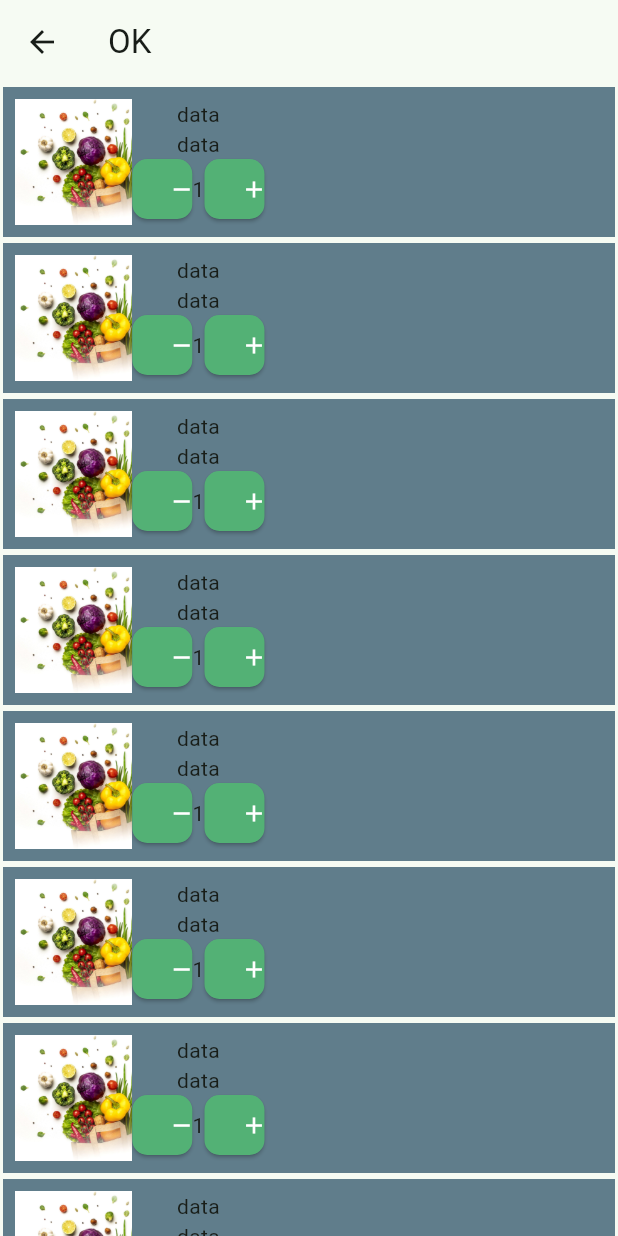
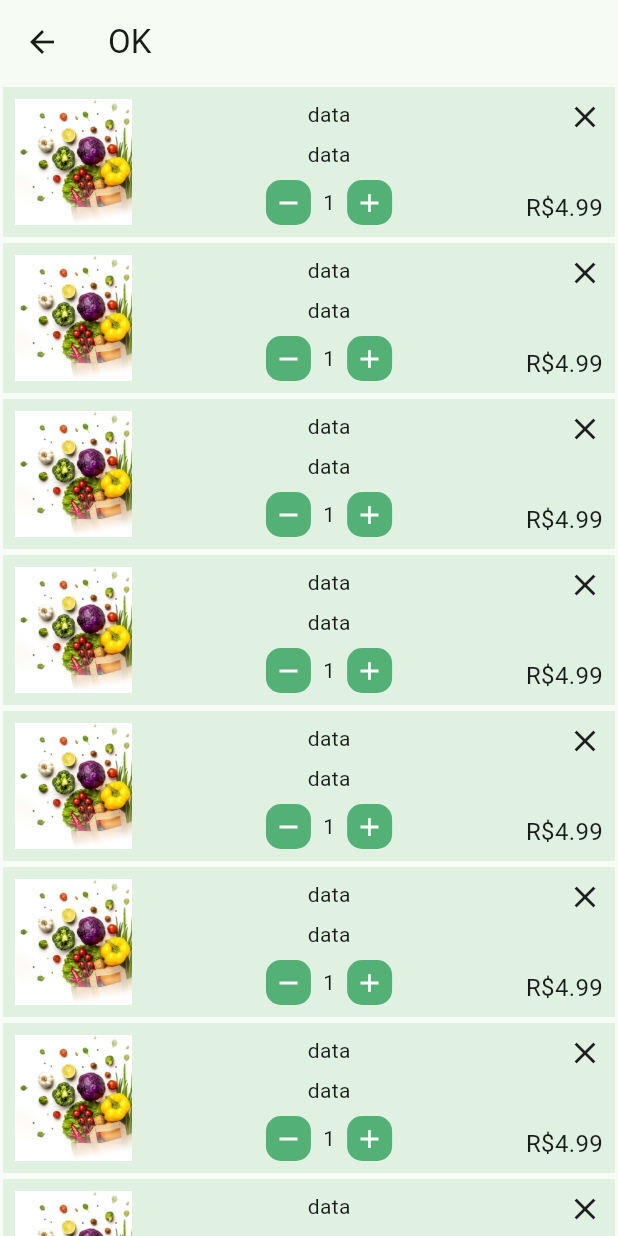
Before and after one commit to mucasantos/dsnoite_flutter_grocery_app, a Flutter app: the CartScreen screen opened directly, on a phone screen of 412 x 824 dp. Run offline on Flutter 3.47's test engine with Material 3 defaults, Android fonts, the phone set to English and light mode, and no system bars; our stand-ins replace dio.

Commit message:
adjust buttons

```diff
--- a/lib/views/cart_screen.dart
+++ b/lib/views/cart_screen.dart
@@ -1,6 +1,5 @@
 import 'package:flutter/material.dart';
 import 'package:grocery_app/services/app_constants.dart';
-import 'package:grocery_app/views/widgets/app_button.dart';
 
 class CartScreen extends StatefulWidget {
   const CartScreen({super.key});
@@ -10,7 +9,7 @@ class CartScreen extends StatefulWidget {
 }
 
 class _CartScreenState extends State<CartScreen> {
-  var items = List<String>.generate(10000, (i) => 'Item $i');
+  var items = List<String>.generate(10, (i) => 'Item $i');
   @override
   Widget build(BuildContext context) {
     return Scaffold(
@@ -26,48 +25,75 @@ class _CartScreenState extends State<CartScreen> {
           return Container(
             padding: const EdgeInsets.all(8),
             margin: const EdgeInsets.all(2),
-            color: Colors.blueGrey,
+            color: const Color.fromARGB(35, 83, 177, 117),
             width: double.infinity,
             height: 100,
-            child: Row(children: [
+            child: Row(
+                mainAxisAlignment: MainAxisAlignment.spaceBetween,
+                children: [
                   Image.asset(
                     "assets/images/start.jpg",
                   ),
                   Column(
+                    mainAxisAlignment: MainAxisAlignment.spaceBetween,
                     children: [
                       const Text("data"),
                       const Text("data"),
                       Row(
                         children: [
-                      SizedBox(
-                          width: 40,
-                          height: 40,
-                          child: ElevatedButton(
-                              style: ElevatedButton.styleFrom(
-                                  backgroundColor: mainColor,
-                                  foregroundColor: Colors.white,
-                                  shape: const RoundedRectangleBorder(
-                                      borderRadius: BorderRadius.all(
-                                    Radius.circular(10),
-                                  ))),
-                              child: const Icon(Icons.remove),
-                              onPressed: () {})),
-                      const Text("1"),
-                      SizedBox(
-                          width: 40,
-                          height: 40,
-                          child: ElevatedButton(
-                              style: ElevatedButton.styleFrom(
-                                  backgroundColor: mainColor,
-                                  foregroundColor: Colors.white,
-                                  shape: const RoundedRectangleBorder(
-                                      borderRadius: BorderRadius.all(
-                                    Radius.circular(10),
-                                  ))),
-                              child: const Icon(Icons.add),
-                              onPressed: () {}))
+                          Container(
+                            width: 30,
+                            height: 30,
+                            //  margin: const EdgeInsets.all(16),
+                            decoration: BoxDecoration(
+                                color: mainColor,
+                                borderRadius: BorderRadius.circular(10)),
+                            child: IconButton(
+                              iconSize: 20,
+                              padding: EdgeInsets.zero,
+                              onPressed: () {},
+                              icon: const Icon(
+                                Icons.remove,
+                                color: Colors.white,
+                              ),
+                            ),
+                          ),
+                          const Padding(
+                            padding: EdgeInsets.symmetric(horizontal: 8.0),
+                            child: Text("1"),
+                          ),
+                          Container(
+                            width: 30,
+                            height: 30,
+                            //  margin: const EdgeInsets.all(16),
+                            decoration: BoxDecoration(
+                                color: mainColor,
+                                borderRadius: BorderRadius.circular(10)),
+                            child: IconButton(
+                              iconSize: 20,
+                              padding: EdgeInsets.zero,
+                              onPressed: () {},
+                              icon: const Icon(
+                                Icons.add,
+                                color: Colors.white,
+                              ),
+                            ),
+                          ),
                         ],
-                  )
+                      ),
+                    ],
+                  ),
+                  const Column(
+                    mainAxisAlignment: MainAxisAlignment.spaceBetween,
+                    crossAxisAlignment: CrossAxisAlignment.end,
+                    children: [
+                      Icon(Icons.close),
+                      Text(
+                        "R\$4.99",
+                        style: TextStyle(
+                          fontSize: 16,
+                        ),
+                      ),
                     ],
                   )
                 ]),
```
Lines whose indentation alone changed are shown as unchanged.
